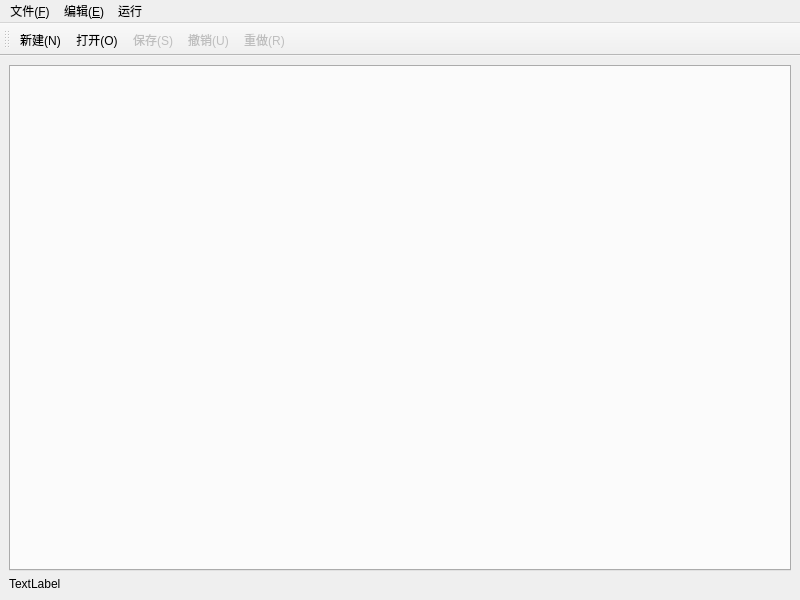
Before: the Qt Designer form mainwindow.ui in zouyingcao/IDE, drawn with Qt 5.
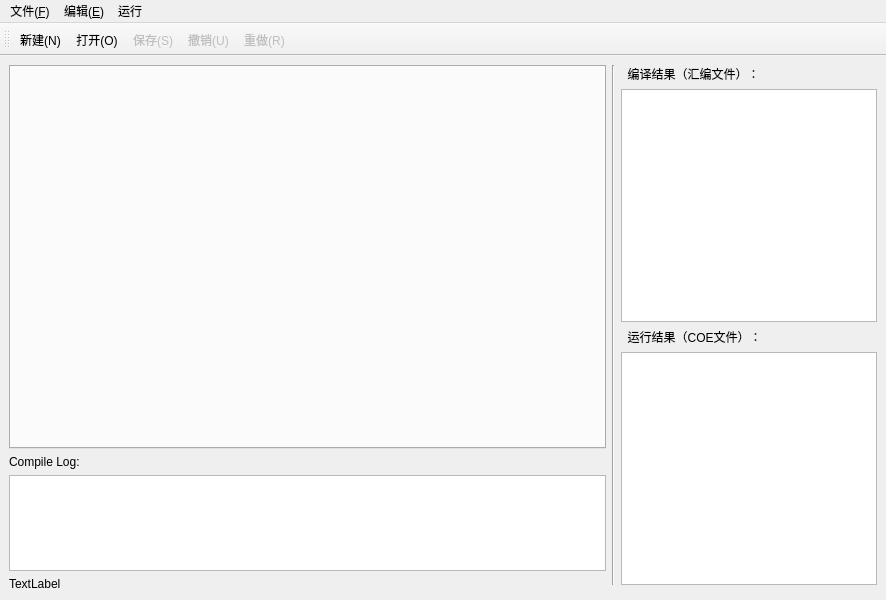
After: the same form once the commit is applied. Icons and pictures are not drawn.

Commit message: 集成编译器 最初版本

Diff of the .ui file:
```diff
--- a/mainwindow.ui
+++ b/mainwindow.ui
@@ -6,7 +6,7 @@
    <rect>
     <x>0</x>
     <y>0</y>
-    <width>800</width>
+    <width>886</width>
     <height>600</height>
    </rect>
   </property>
@@ -24,16 +24,17 @@
    <string notr="true"/>
   </property>
   <widget class="QWidget" name="centralwidget">
-   <layout class="QGridLayout" name="gridLayout_2">
-    <item row="1" column="0">
-     <widget class="QLabel" name="label">
-      <property name="text">
-       <string>TextLabel</string>
-      </property>
-     </widget>
-    </item>
-    <item row="0" column="0">
+   <layout class="QGridLayout" name="gridLayout" rowstretch="4,0" columnstretch="3,0,0,0,0">
+    <item row="0" column="0" rowspan="2" colspan="2">
+     <layout class="QVBoxLayout" name="verticalLayout_left" stretch="4,0,1,0">
+      <item>
      <widget class="QTabWidget" name="tabWidget">
+        <property name="sizePolicy">
+         <sizepolicy hsizetype="Expanding" vsizetype="Expanding">
+          <horstretch>0</horstretch>
+          <verstretch>0</verstretch>
+         </sizepolicy>
+        </property>
       <property name="acceptDrops">
        <bool>false</bool>
       </property>
@@ -51,6 +52,69 @@
       </property>
      </widget>
     </item>
+      <item>
+       <widget class="QLabel" name="logLabel">
+        <property name="text">
+         <string>Compile Log:</string>
+        </property>
+       </widget>
+      </item>
+      <item>
+       <widget class="QTextBrowser" name="textBrowser_log">
+        <property name="sizePolicy">
+         <sizepolicy hsizetype="Expanding" vsizetype="Preferred">
+          <horstretch>0</horstretch>
+          <verstretch>0</verstretch>
+         </sizepolicy>
+        </property>
+        <property name="maximumSize">
+         <size>
+          <width>16777215</width>
+          <height>16777215</height>
+         </size>
+        </property>
+       </widget>
+      </item>
+      <item>
+       <widget class="QLabel" name="label">
+        <property name="text">
+         <string>TextLabel</string>
+        </property>
+       </widget>
+      </item>
+     </layout>
+    </item>
+    <item row="0" column="3" colspan="2">
+     <layout class="QVBoxLayout" name="verticalLayout_right">
+      <item>
+       <widget class="QLabel" name="label_asm">
+        <property name="text">
+         <string>  编译结果（汇编文件）：</string>
+        </property>
+       </widget>
+      </item>
+      <item>
+       <widget class="QTextBrowser" name="textBrowser_asm"/>
+      </item>
+      <item>
+       <widget class="QLabel" name="label_coe">
+        <property name="text">
+         <string>  运行结果（COE文件）：</string>
+        </property>
+       </widget>
+      </item>
+      <item>
+       <widget class="QTextBrowser" name="textBrowser_coe"/>
+      </item>
+     </layout>
+    </item>
+    <item row="0" column="2">
+     <widget class="Line" name="line">
+      <property name="orientation">
+       <enum>Qt::Vertical</enum>
+      </property>
+     </widget>
+    </item>
    </layout>
   </widget>
   <widget class="QMenuBar" name="menubar">
@@ -58,7 +122,7 @@
     <rect>
      <x>0</x>
      <y>0</y>
-     <width>800</width>
+     <width>886</width>
      <height>21</height>
     </rect>
    </property>
```
Lines whose indentation alone changed are shown as unchanged. The commit also changes 4 other files.
